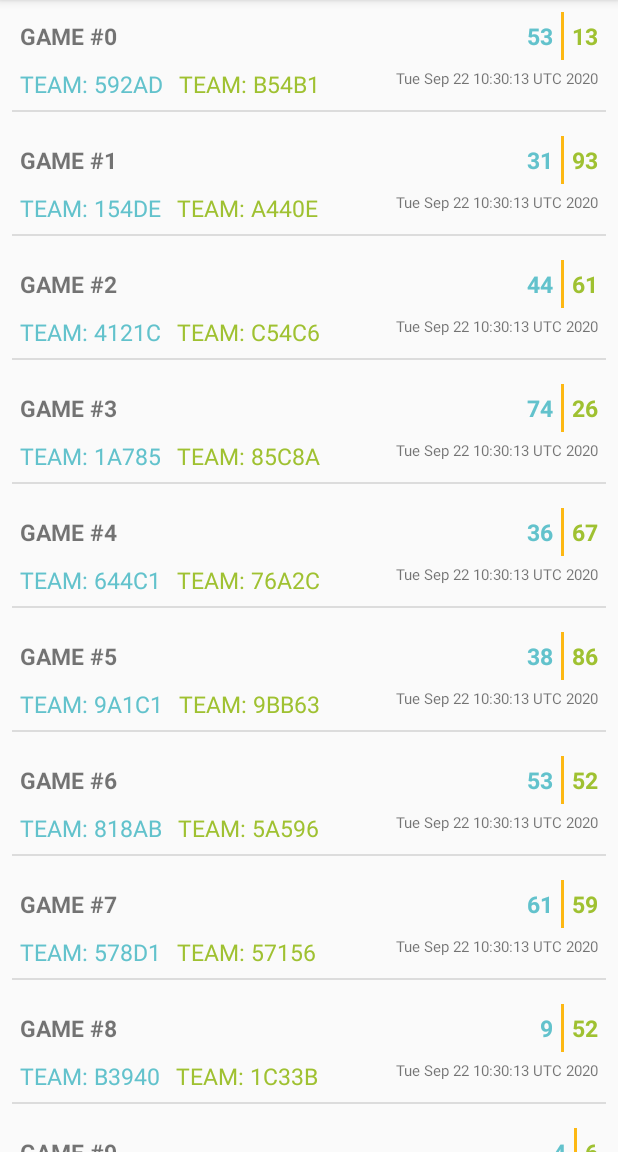
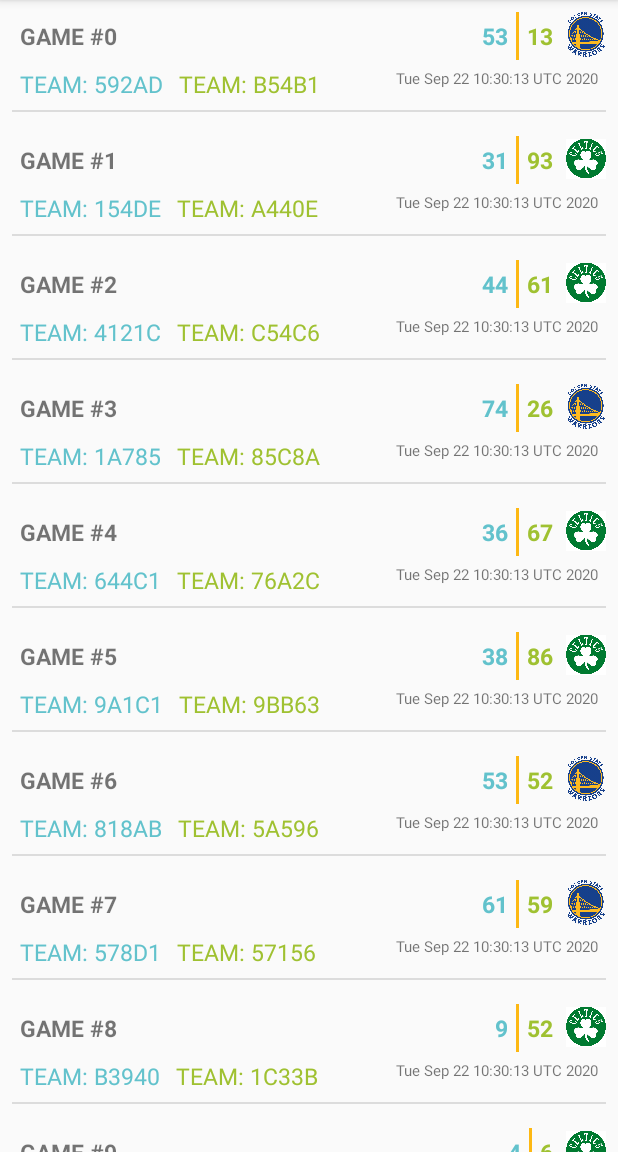
Before and after one commit to manjushachava1/BasketballCounter, an Android app: the GameListFragment screen opened directly, with no data from a screen before it, on a phone screen of 412 x 824 dp, the part 84-1236 px from its top. Run offline under Robolectric (Android 15) with nearby library versions, the phone set to English and light mode, and no system bars.

Commit message:
Added image to change based on which team won

```diff
--- a/app/src/main/java/com/example/myapplication/GameListFragment.kt
+++ b/app/src/main/java/com/example/myapplication/GameListFragment.kt
@@ -3,6 +3,7 @@ import android.util.Log
 import android.view.LayoutInflater
 import android.view.View
 import android.view.ViewGroup
+import android.widget.ImageView
 import android.widget.TextView
 import androidx.fragment.app.Fragment
 import androidx.lifecycle.ViewModelProviders
@@ -58,6 +59,7 @@ class GameListFragment : Fragment() {
         val scoreBTextView: TextView = itemView.findViewById(R.id.game_scoreB)
         val teamATextView: TextView = itemView.findViewById(R.id.game_teamA)
         val teamBTextView: TextView = itemView.findViewById(R.id.game_teamB)
+        val teamImageView: ImageView = itemView.findViewById(R.id.teamIcon)
 
     }
 
@@ -81,6 +83,11 @@ class GameListFragment : Fragment() {
                 scoreBTextView.text = game.scoreB.toString()
                 teamATextView.text = game.teamA
                 teamBTextView.text = game.teamB
+                if (game.scoreA > game.scoreB) {
+                    teamImageView.setImageResource(R.drawable.a_team_icon)
+                } else {
+                    teamImageView.setImageResource(R.drawable.b_team_icon)
+                }
             }
         }
     }
--- a/app/src/main/res/layout/list_item_game.xml
+++ b/app/src/main/res/layout/list_item_game.xml
@@ -1,4 +1,6 @@
 <LinearLayout xmlns:android="http://schemas.android.com/apk/res/android"
+    xmlns:app="http://schemas.android.com/apk/res-auto"
+    xmlns:tools="http://schemas.android.com/tools"
     android:layout_width="match_parent"
     android:layout_height="wrap_content"
     android:orientation="vertical"
@@ -79,9 +81,9 @@
                     android:layout_height="wrap_content"
                     android:padding="5dp"
                     android:text="Team A Score"
+                    android:textColor="#62C2CC"
                     android:textSize="15sp"
-                    android:textColor="#62C2CC"
-                    android:textStyle="bold"/>
+                    android:textStyle="bold" />
 
                 <View
                     android:layout_width="2dp"
@@ -97,7 +99,21 @@
                     android:text="Team B Score"
                     android:textColor="#9FC131"
                     android:textSize="15sp"
-                    android:textStyle="bold"/>
+                    android:textStyle="bold" />
+
+                <androidx.constraintlayout.widget.ConstraintLayout
+                    android:layout_width="match_parent"
+                    android:layout_height="match_parent">
+
+                    <ImageView
+                        android:id="@+id/teamIcon"
+                        android:layout_width="30dp"
+                        android:layout_height="30dp"
+                        android:paddingLeft="3dp"
+                        app:layout_constraintStart_toStartOf="parent"
+                        app:layout_constraintTop_toTopOf="parent"
+                        app:srcCompat="@drawable/b_team_icon" />
+                </androidx.constraintlayout.widget.ConstraintLayout>
 
             </LinearLayout>
 
@@ -110,6 +126,7 @@
                 android:padding="5dp"
                 android:text="Game date"
                 android:textSize="10sp" />
+
         </LinearLayout>
 
     </LinearLayout>
```
Also changed, not shown: app/src/main/res/drawable/a_team_icon.png (added), app/src/main/res/drawable/b_team_icon.png (added).
